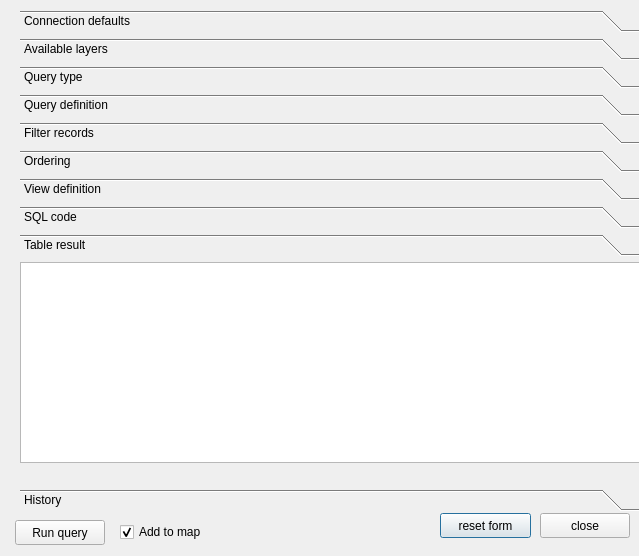
enricofer/postgisQueryBuilder, file ui_postgisquerybuilder.ui: the form before one commit.
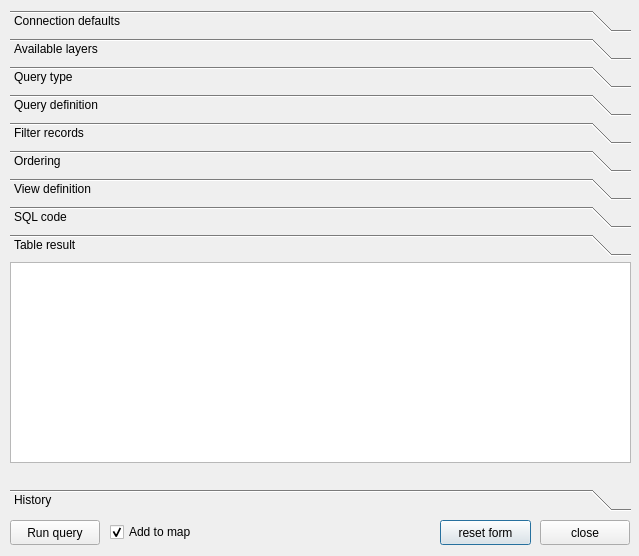
The form after the commit. The open tabs and pages were chosen to show the change. Icons and pictures are not drawn. Custom widgets are drawn as their Qt base class.

The edit to the form file:
```diff
--- a/ui_postgisquerybuilder.ui
+++ b/ui_postgisquerybuilder.ui
@@ -23,7 +23,7 @@
    <property name="geometry">
     <rect>
      <x>440</x>
-     <y>513</y>
+     <y>520</y>
      <width>91</width>
      <height>25</height>
     </rect>
@@ -36,7 +36,7 @@
    <property name="geometry">
     <rect>
      <x>540</x>
-     <y>513</y>
+     <y>520</y>
      <width>90</width>
      <height>25</height>
     </rect>
@@ -48,7 +48,7 @@
   <widget class="QToolBox" name="tabWidget">
    <property name="geometry">
     <rect>
-     <x>20</x>
+     <x>10</x>
      <y>10</y>
      <width>621</width>
      <height>501</height>
@@ -899,7 +899,7 @@
   <widget class="QCheckBox" name="AddToMap">
    <property name="geometry">
     <rect>
-     <x>120</x>
+     <x>110</x>
      <y>523</y>
      <width>116</width>
      <height>18</height>
@@ -915,7 +915,7 @@
   <widget class="QPushButton" name="ButtonRun">
    <property name="geometry">
     <rect>
-     <x>15</x>
+     <x>10</x>
      <y>520</y>
      <width>90</width>
      <height>25</height>
@@ -926,6 +926,13 @@
    </property>
   </widget>
  </widget>
+ <customwidgets>
+  <customwidget>
+   <class>tableSet</class>
+   <extends>QTableWidget</extends>
+   <header>TableSet</header>
+  </customwidget>
+ </customwidgets>
  <resources/>
  <connections/>
 </ui>
```
Left out of the diff: 30 changed lines with no effect on the pictures.
